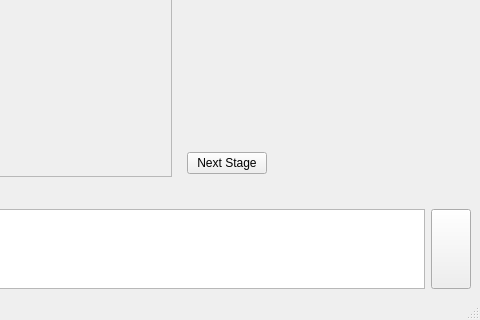
Before: the Qt Designer form src/resources/ui/main.ui in TUD-IMB/Crackpot, drawn with Qt 5; both pictures show x 226 to 706 and y 336 to 656 of the 706 by 656 pixel window.
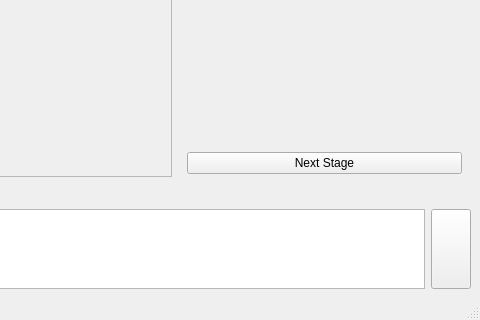
After: the same form once the commit is applied. The open tabs and pages were chosen to show the change. Icons and pictures are not drawn.

Commit message: Add reset all after finish in last stage.

Diff of the .ui file:
```diff
--- a/src/resources/ui/main.ui
+++ b/src/resources/ui/main.ui
@@ -1127,19 +1127,6 @@
                     </property>
                    </widget>
                   </item>
-                  <item>
-                   <spacer name="horizontalSpacer_2">
-                    <property name="orientation">
-                     <enum>Qt::Orientation::Horizontal</enum>
-                    </property>
-                    <property name="sizeHint" stdset="0">
-                     <size>
-                      <width>40</width>
-                      <height>20</height>
-                     </size>
-                    </property>
-                   </spacer>
-                  </item>
                  </layout>
                 </item>
                </layout>
```
Left out of the diff: 10 changed lines with no effect on the pictures. The commit also changes 2 other files.
